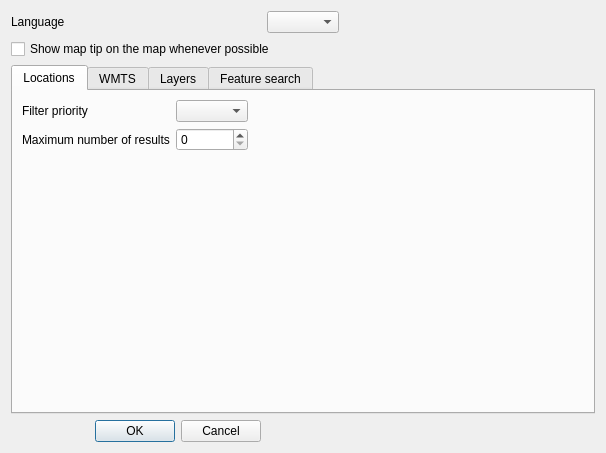
Above: swiss_locator/ui/config.ui from opengisch/qgis-swiss-locator before the change. Below: the same form after it.
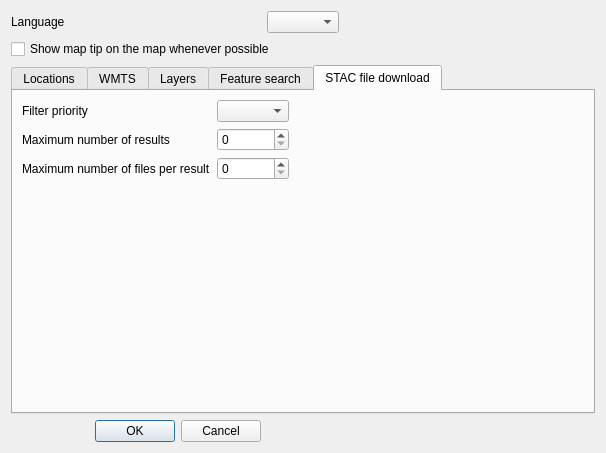
That is the form after the change. The open tabs and pages were chosen to show the change. Custom widgets are drawn as their Qt base class.

Commit message: Add new settings and expand locator settings GUI

```diff
--- a/swiss_locator/ui/config.ui
+++ b/swiss_locator/ui/config.ui
@@ -306,6 +306,73 @@
        </item>
       </layout>
      </widget>
+     <widget class="QWidget" name="stac">
+      <attribute name="title">
+       <string>STAC file download</string>
+      </attribute>
+      <layout class="QGridLayout" name="gridLayout_8">
+       <item row="0" column="0">
+        <layout class="QGridLayout" name="gridLayout_7">
+         <item row="0" column="1">
+          <widget class="QComboBox" name="stac_priority"/>
+         </item>
+         <item row="0" column="0">
+          <widget class="QLabel" name="label_19">
+           <property name="text">
+            <string>Filter priority</string>
+           </property>
+          </widget>
+         </item>
+         <item row="3" column="0">
+          <spacer name="verticalSpacer_7">
+           <property name="orientation">
+            <enum>Qt::Vertical</enum>
+           </property>
+           <property name="sizeHint" stdset="0">
+            <size>
+             <width>20</width>
+             <height>40</height>
+            </size>
+           </property>
+          </spacer>
+         </item>
+         <item row="1" column="0">
+          <widget class="QLabel" name="label_20">
+           <property name="text">
+            <string>Maximum number of results</string>
+           </property>
+          </widget>
+         </item>
+         <item row="1" column="1">
+          <widget class="QSpinBox" name="stac_limit"/>
+         </item>
+         <item row="0" column="2">
+          <spacer name="horizontalSpacer_12">
+           <property name="orientation">
+            <enum>Qt::Horizontal</enum>
+           </property>
+           <property name="sizeHint" stdset="0">
+            <size>
+             <width>40</width>
+             <height>20</height>
+            </size>
+           </property>
+          </spacer>
+         </item>
+         <item row="2" column="0">
+          <widget class="QLabel" name="label_21">
+           <property name="text">
+            <string>Maximum number of files per result</string>
+           </property>
+          </widget>
+         </item>
+         <item row="2" column="1">
+          <widget class="QSpinBox" name="stac_limit_files_per_result"/>
+         </item>
+        </layout>
+       </item>
+      </layout>
+     </widget>
     </widget>
    </item>
    <item row="9" column="0">
```
Left out of the diff: 2 changed lines with no effect on the pictures. The commit also changes 3 other files.
